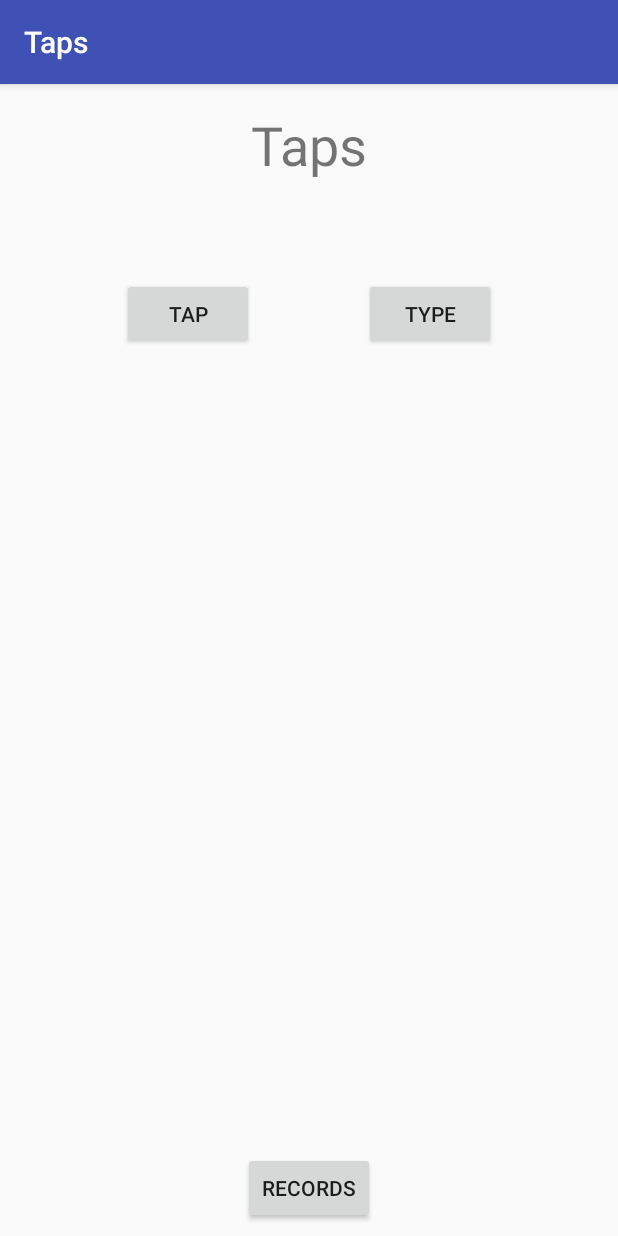
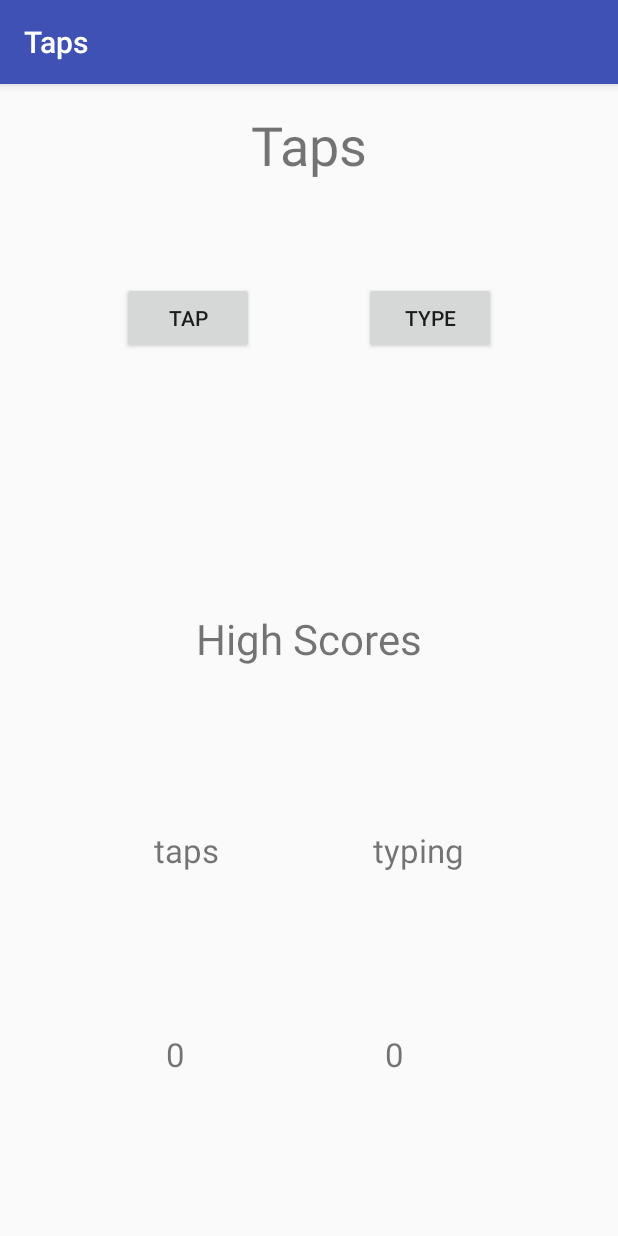
Before and after one commit to noamtayri/Taps, an Android app: the screen it shows after launch (HomeActivity), on a phone screen of 412 x 824 dp. Run offline under Robolectric (Android 15) with nearby library versions, the light colour scheme and no system bars.

Commit message:
add SharedPreferencesHandler to handle the game high scores.

```diff
--- a/app/src/main/java/com/android/ronoam/taps/HomeActivity.java
+++ b/app/src/main/java/com/android/ronoam/taps/HomeActivity.java
@@ -7,27 +7,22 @@ import android.view.View;
 import android.widget.Button;
 import android.widget.TextView;
 
+import com.android.ronoam.taps.Utils.FinalUtilsVariables;
 import com.android.ronoam.taps.Utils.FinalVariables;
 import com.android.ronoam.taps.Utils.MyLog;
 import com.android.ronoam.taps.Utils.MyToast;
+import com.android.ronoam.taps.Utils.SharedPreferencesHandler;
 
 public class HomeActivity extends AppCompatActivity {
 
-    private Button tap;
-    private Button type;
+    private Button tapPve, tapPvp, tapPvpOnline, typePve, typePvpOnline;
 
-    private Button tapPve;
-    private Button tapPvp;
-    private Button tapPvpOnline;
-    private Button typePve;
-    private Button typePvpOnline;
-    private Button records;
-
-    private TextView head;
+    private TextView head, highScoreTap, highScoreType;
     private TextView winScore;
 
-    private Bundle data;
-    private int gameMode;
+    //private Bundle data;
+    //private int gameMode;
+    private int highTaps, highTypes;
     private int score;
     private String winner;
 
@@ -37,7 +32,12 @@ public class HomeActivity extends AppCompatActivity {
         setContentView(R.layout.activity_home);
 
         bindUI();
+
+        loadHighScores();
+        showHighScores();
     }
+
+    //region onClicks
 
     public void tapClick(View v){
         typePve.setVisibility(View.INVISIBLE);
@@ -101,25 +101,46 @@ public class HomeActivity extends AppCompatActivity {
         new MyToast(this, "typePvpOnlineClick");
     }
 
-    public void recordsClick(View v){
-        winScore.setText("");
-        new MyLog("Test","recordsClick");
-        new MyToast(this, "recordsClick");
-    }
+    //endregion
 
     private void bindUI(){
-        tap = findViewById(R.id.button_tap);
-        type = findViewById(R.id.button_type);
+        //tap = findViewById(R.id.button_tap);
+        //type = findViewById(R.id.button_type);
 
         tapPve = findViewById(R.id.button_tap_pve);
         tapPvp = findViewById(R.id.button_tap_pvp);
         tapPvpOnline = findViewById(R.id.button_tap_pvp_online);
         typePve = findViewById(R.id.button_type_pve);
         typePvpOnline = findViewById(R.id.button_type_pvp_online);
-        records = findViewById(R.id.button_records);
 
         head = findViewById(R.id.textView_head);
         winScore = findViewById(R.id.textView_winner_score);
+
+        highScoreTap = findViewById(R.id.textView_high_tap_score);
+        highScoreType = findViewById(R.id.textView_high_type_score);
+    }
+
+    private void loadHighScores() {
+        highTaps = SharedPreferencesHandler.getInt(this, FinalUtilsVariables.HIGH_SCORE_TAP_KEY);
+        highTypes = SharedPreferencesHandler.getInt(this, FinalUtilsVariables.HIGH_SCORE_TYPE_KEY);
+    }
+
+    private void showHighScores(){
+        highScoreTap.setText(Integer.toString(highTaps));
+        highScoreType.setText(Integer.toString(highTypes));
+    }
+
+    private void saveHighScore(int key, int score){
+        switch(key){
+            case FinalVariables.TAP_PVE:
+                highTaps = score;
+                SharedPreferencesHandler.writeInt(this, FinalUtilsVariables.HIGH_SCORE_TAP_KEY, score);
+                break;
+            case FinalVariables.TYPE_PVE:
+                highTypes = score;
+                SharedPreferencesHandler.writeInt(this, FinalUtilsVariables.HIGH_SCORE_TYPE_KEY, score);
+                break;
+        }
     }
 
     @Override
@@ -133,6 +154,8 @@ public class HomeActivity extends AppCompatActivity {
                     case FinalVariables.TAP_PVE:
                         score = data.getIntExtra(FinalVariables.SCORE, 0);
                         winScore.setText("Score: " + score);
+                        if(score > highTaps)
+                            saveHighScore(FinalVariables.TAP_PVE, score);
                         break;
                     case FinalVariables.TAP_PVP:
                         winner = data.getStringExtra(FinalVariables.WINNER);
@@ -144,15 +167,17 @@ public class HomeActivity extends AppCompatActivity {
                     case FinalVariables.TYPE_PVE:
                         score = (int)data.getFloatExtra(FinalVariables.WORDS_PER_MIN, 0f);
                         winScore.setText("words per minute: " + score);
+                        if(score > highTypes)
+                            saveHighScore(FinalVariables.TYPE_PVE, score);
                         break;
                     case FinalVariables.TYPE_PVP_ONLINE:
                         //todo: move for type_pvp_online game mode
                         break;
                 }
+                showHighScores();
             }
         }
 
         //winScore.setText("");
-
     }
 }
--- a/app/src/main/java/com/android/ronoam/taps/Keyboard/TypePveActivity.java
+++ b/app/src/main/java/com/android/ronoam/taps/Keyboard/TypePveActivity.java
@@ -42,7 +42,7 @@ public class TypePveActivity extends Activity {
 
     @Override public void onBackPressed() {
         if(tryedExit) {
-
+            mkeyboardWrapper.cancel();
         }
         else{
             new MyToast(this, R.string.before_exit);
--- a/app/src/main/java/com/android/ronoam/taps/TapPvpActivity.java
+++ b/app/src/main/java/com/android/ronoam/taps/TapPvpActivity.java
@@ -23,7 +23,7 @@ public class TapPvpActivity extends AppCompatActivity {
     private View upLayout;
     private View bottomLayout;
     private View container;
-    private int counter = 11;
+    //private int counter = 11;
     private int screenHeight;
     final Animation animation = new AlphaAnimation(0.1f, 1.0f);
 
@@ -52,7 +52,7 @@ public class TapPvpActivity extends AppCompatActivity {
                         upLayout.startAnimation(animation);
                         upLayout.layout(upLayout.getLeft(), upLayout.getTop(), upLayout.getRight(), upLayout.getBottom() + 100);
                         bottomLayout.layout(bottomLayout.getLeft(), bottomLayout.getTop() + 100, bottomLayout.getRight(), bottomLayout.getBottom());
-                        counter += 1;
+                        //counter += 1;
                         checkWin();
                         return true;
                 }
@@ -68,7 +68,7 @@ public class TapPvpActivity extends AppCompatActivity {
                         bottomLayout.startAnimation(animation);
                         bottomLayout.layout(bottomLayout.getLeft(), bottomLayout.getTop() - 100, bottomLayout.getRight(), bottomLayout.getBottom());
                         upLayout.layout(upLayout.getLeft(), upLayout.getTop(), upLayout.getRight(), upLayout.getBottom() - 100);
-                        counter -= 1;
+                        //counter -= 1;
                         checkWin();
                         return true;
                 }
--- a/app/src/main/java/com/android/ronoam/taps/Utils/FinalUtilsVariables.java
+++ b/app/src/main/java/com/android/ronoam/taps/Utils/FinalUtilsVariables.java
@@ -2,4 +2,7 @@ package com.android.ronoam.taps.Utils;
 
 public class FinalUtilsVariables {
     public static final boolean IN_DEV = true;
+
+    public static final String HIGH_SCORE_TAP_KEY = "high_score_taps";
+    public static final String HIGH_SCORE_TYPE_KEY = "high_score_types";
 }
--- a/app/src/main/res/layout/activity_home.xml
+++ b/app/src/main/res/layout/activity_home.xml
@@ -82,19 +82,6 @@
         app:layout_constraintStart_toEndOf="@+id/button_type_pve"
         app:layout_constraintTop_toBottomOf="@+id/button_type" />
 
-    <Button
-        android:id="@+id/button_records"
-        android:layout_width="wrap_content"
-        android:layout_height="wrap_content"
-        android:layout_marginBottom="8dp"
-        android:layout_marginEnd="8dp"
-        android:layout_marginStart="8dp"
-        android:onClick="recordsClick"
-        android:text="@string/HomeActivity_button_records"
-        app:layout_constraintBottom_toBottomOf="parent"
-        app:layout_constraintEnd_toEndOf="parent"
-        app:layout_constraintStart_toStartOf="parent" />
-
     <TextView
         android:id="@+id/textView_winner_score"
         android:layout_width="wrap_content"
@@ -102,7 +89,7 @@
         android:layout_marginEnd="8dp"
         android:layout_marginStart="8dp"
         android:layout_marginTop="16dp"
-        android:textSize="24sp"
+        android:textSize="26sp"
         app:layout_constraintEnd_toEndOf="parent"
         app:layout_constraintStart_toStartOf="parent"
         app:layout_constraintTop_toBottomOf="@+id/textView_head" />
@@ -133,4 +120,63 @@
         app:layout_constraintStart_toEndOf="@+id/button_tap"
         app:layout_constraintTop_toBottomOf="@+id/textView_winner_score" />
 
+    <TextView
+        android:id="@+id/textView_high_score_title"
+        android:layout_width="wrap_content"
+        android:layout_height="wrap_content"
+        android:layout_marginEnd="8dp"
+        android:layout_marginStart="8dp"
+        android:text="@string/HomeActivity_textView_highScore_title"
+        android:textSize="28sp"
+        app:layout_constraintBottom_toTopOf="@+id/textView_high_tap_title"
+        app:layout_constraintEnd_toEndOf="parent"
+        app:layout_constraintStart_toStartOf="parent"
+        app:layout_constraintTop_toBottomOf="@+id/button_tap_pvp" />
+
+    <TextView
+        android:id="@+id/textView_high_tap_title"
+        android:layout_width="wrap_content"
+        android:layout_height="wrap_content"
+        android:text="@string/HomeActivity_textView_high_tap_title"
+        android:textSize="22sp"
+        app:layout_constraintBottom_toTopOf="@+id/textView_high_tap_score"
+        app:layout_constraintEnd_toStartOf="@+id/textView_high_type_title"
+        app:layout_constraintHorizontal_bias="0.5"
+        app:layout_constraintStart_toStartOf="parent"
+        app:layout_constraintTop_toBottomOf="@+id/textView_high_score_title" />
+
+    <TextView
+        android:id="@+id/textView_high_type_title"
+        android:layout_width="wrap_content"
+        android:layout_height="wrap_content"
+        android:text="@string/HomeActivity_textView_high_type_title"
+        android:textSize="22sp"
+        app:layout_constraintBottom_toTopOf="@+id/textView_high_type_score"
+        app:layout_constraintEnd_toEndOf="parent"
+        app:layout_constraintHorizontal_bias="0.5"
+        app:layout_constraintStart_toEndOf="@+id/textView_high_tap_title"
+        app:layout_constraintTop_toBottomOf="@+id/textView_high_score_title" />
+
+    <TextView
+        android:id="@+id/textView_high_tap_score"
+        android:layout_width="wrap_content"
+        android:layout_height="wrap_content"
+        android:layout_marginStart="8dp"
+        android:text="0"
+        android:textSize="22sp"
+        app:layout_constraintBottom_toBottomOf="parent"
+        app:layout_constraintStart_toStartOf="@+id/textView_high_tap_title"
+        app:layout_constraintTop_toBottomOf="@+id/textView_high_tap_title" />
+
+    <TextView
+        android:id="@+id/textView_high_type_score"
+        android:layout_width="wrap_content"
+        android:layout_height="wrap_content"
+        android:layout_marginStart="8dp"
+        android:text="0"
+        android:textSize="22sp"
+        app:layout_constraintBottom_toBottomOf="parent"
+        app:layout_constraintStart_toStartOf="@+id/textView_high_type_title"
+        app:layout_constraintTop_toBottomOf="@+id/textView_high_type_title" />
+
 </android.support.constraint.ConstraintLayout>
--- a/app/src/main/res/values/strings.xml
+++ b/app/src/main/res/values/strings.xml
@@ -3,6 +3,9 @@
     <string name="HomeActivity_textView_head">Taps</string>
     <string name="HomeActivity_textView_tappingHead">Tapping</string>
     <string name="HomeActivity_textView_typingHead">Typing</string>
+    <string name="HomeActivity_textView_highScore_title">High Scores</string>
+    <string name="HomeActivity_textView_high_tap_title">taps</string>
+    <string name="HomeActivity_textView_high_type_title">typing</string>
     <string name="HomeActivity_button_tap_pve">Tap PvE</string>
     <string name="HomeActivity_button_tap_pvp">Tap PvP</string>
     <string name="HomeActivity_button_tap_pvp_online">Tap PvP Online</string>
@@ -14,4 +17,6 @@
 
     <string name="textView_go">GO</string>
     <string name="before_exit">click again to exit</string>
+
+    <string name="sharedPreferences">com.android.ronoam.taps</string>
 </resources>
```
Also changed, not shown: app/src/main/AndroidManifest.xml (+17 -5 lines), app/src/main/java/com/android/ronoam/taps/Keyboard/KeyboardWrapper.java (+10 -0 lines), app/src/main/java/com/android/ronoam/taps/Utils/SharedPreferencesHandler.java (added, +40 -0 lines).
